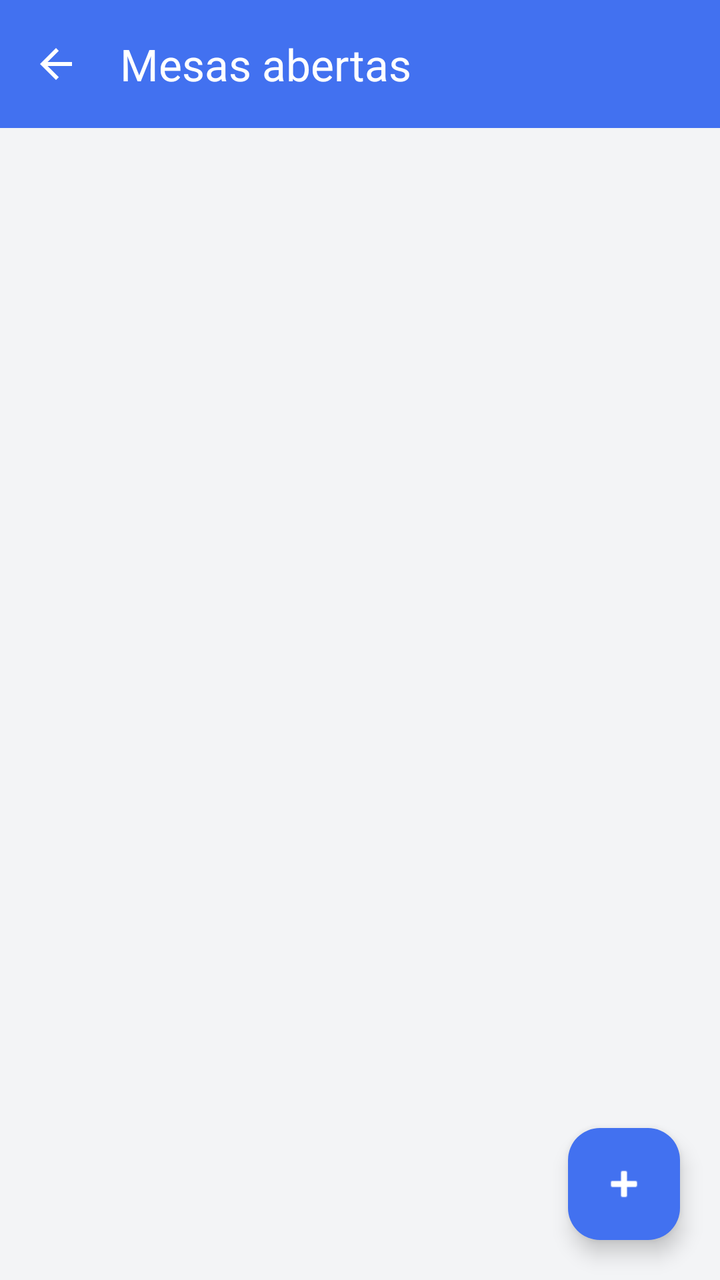
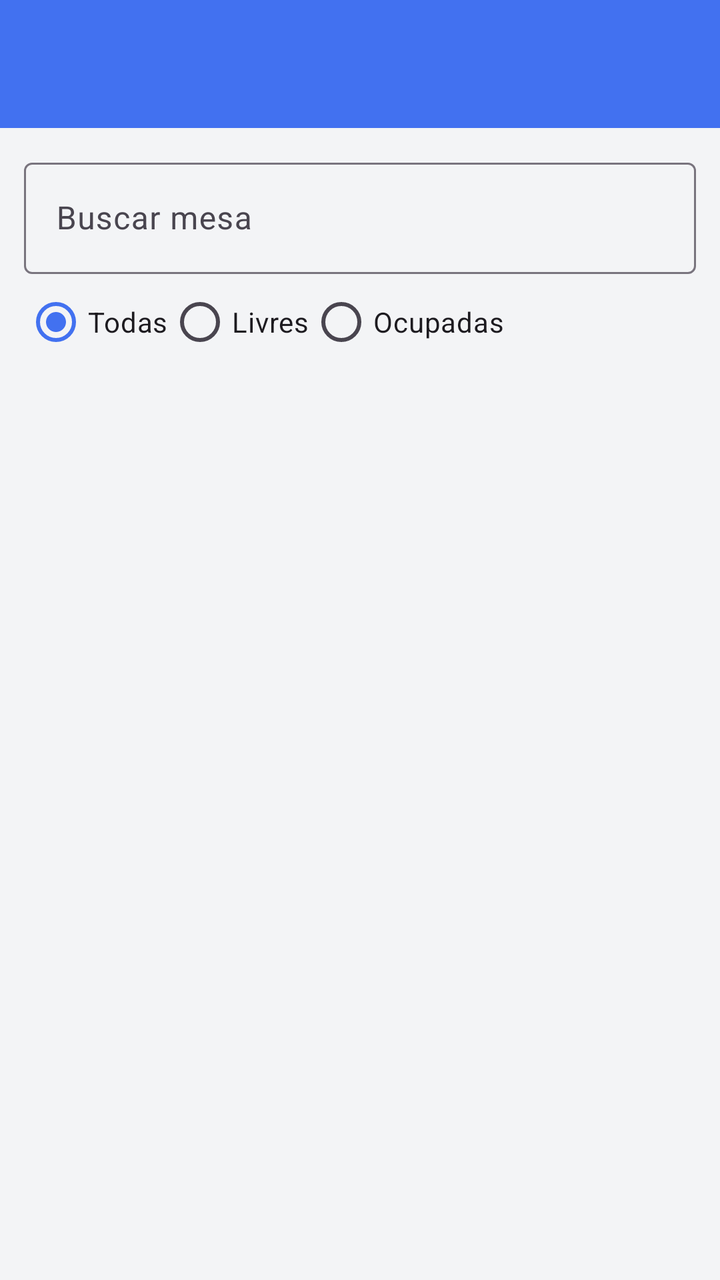

Compare the two renders of this Android layout. The source of the first and the diff that turns it into the second are given below.
<!-- AndroidManifest.xml: application theme Theme.POSmaisgestao -->
<!-- res/layout/activity_mesas.xml -->
<?xml version="1.0" encoding="utf-8"?>
<FrameLayout xmlns:android="http://schemas.android.com/apk/res/android"
    xmlns:app="http://schemas.android.com/apk/res-auto"
    android:layout_width="match_parent"
    android:layout_height="match_parent"
    android:background="@color/surface">

    <LinearLayout
        android:layout_width="match_parent"
        android:layout_height="match_parent"
        android:orientation="vertical">

        <com.google.android.material.appbar.MaterialToolbar
            android:id="@+id/toolbarMesas"
            android:layout_width="match_parent"
            android:layout_height="?attr/actionBarSize"
            android:background="@color/primary"
            android:theme="@style/ThemeOverlay.Material3.Dark.ActionBar"
            app:navigationIcon="?attr/homeAsUpIndicator"
            app:title="@string/mesas_abertas"
            app:titleTextColor="@color/white" />

        <ProgressBar
            android:id="@+id/progressMesas"
            android:layout_width="wrap_content"
            android:layout_height="wrap_content"
            android:layout_gravity="center_horizontal"
            android:layout_marginTop="16dp"
            android:visibility="gone" />

        <TextView
            android:id="@+id/txtSemMesas"
            android:layout_width="match_parent"
            android:layout_height="wrap_content"
            android:gravity="center"
            android:padding="24dp"
            android:text="@string/sem_mesas"
            android:textColor="@color/muted_foreground"
            android:visibility="gone" />

        <androidx.recyclerview.widget.RecyclerView
            android:id="@+id/listaMesas"
            android:layout_width="match_parent"
            android:layout_height="0dp"
            android:layout_weight="1"
            android:clipToPadding="false"
            android:padding="12dp" />
    </LinearLayout>

    <com.google.android.material.floatingactionbutton.FloatingActionButton
        android:id="@+id/fabNovaMesa"
        android:layout_width="wrap_content"
        android:layout_height="wrap_content"
        android:layout_gravity="bottom|end"
        android:layout_margin="20dp"
        android:contentDescription="@string/nova_mesa"
        app:backgroundTint="@color/primary"
        app:srcCompat="@android:drawable/ic_input_add"
        app:tint="@color/white" />
</FrameLayout>
<!-- resources referenced by this layout -->
<resources>
  <color name="muted_foreground">#374151</color>
  <color name="primary">#4271F0</color>
  <color name="surface">#F3F4F6</color>
  <color name="white">#FFFFFFFF</color>
  <string name="mesas_abertas">Mesas abertas</string>
  <string name="nova_mesa">Nova mesa</string>
  <string name="sem_mesas">Nenhuma mesa aberta. Toque em + para abrir.</string>
  <style name="Theme.POSmaisgestao" parent="Base.Theme.POSmaisgestao" />
  <style name="Base.Theme.POSmaisgestao" parent="Theme.Material3.DayNight.NoActionBar">
          <item name="colorPrimary">@color/primary</item>
          <item name="colorPrimaryDark">@color/primary_dark</item>
          <item name="colorSecondary">@color/accent</item>
          <item name="colorOnPrimary">@color/primary_foreground</item>
          <item name="colorOnSurface">@color/foreground</item>
          <item name="colorOnBackground">@color/foreground</item>
          <item name="android:statusBarColor">@color/primary_dark</item>
          <item name="android:windowBackground">@color/surface</item>
          <item name="android:colorBackground">@color/background</item>
          <item name="android:textColorPrimary">@color/foreground</item>
          <item name="android:textColorSecondary">@color/muted_foreground</item>
          <item name="android:textColor">@color/foreground</item>
          <item name="android:textColorHint">@color/muted_foreground</item>
      </style>
  <color name="primary_dark">#0B42DA</color>
  <color name="accent">#D0D9F1</color>
  <color name="primary_foreground">#FFFFFF</color>
  <color name="foreground">#111827</color>
  <color name="background">#FFFFFF</color>
</resources>

<!-- the commit's change to res/layout/activity_mesas.xml (unified diff, before → after) -->
@@ -1,31 +1,99 @@
 <?xml version="1.0" encoding="utf-8"?>
-<FrameLayout xmlns:android="http://schemas.android.com/apk/res/android"
+<LinearLayout xmlns:android="http://schemas.android.com/apk/res/android"
     xmlns:app="http://schemas.android.com/apk/res-auto"
     android:layout_width="match_parent"
     android:layout_height="match_parent"
-    android:background="@color/surface">
+    android:background="@color/surface"
+    android:orientation="vertical">
+
+    <com.google.android.material.appbar.MaterialToolbar
+        android:id="@+id/toolbarMesas"
+        android:layout_width="match_parent"
+        android:layout_height="?attr/actionBarSize"
+        android:background="@color/primary"
+        android:theme="@style/ThemeOverlay.Material3.Dark.ActionBar"
+        app:titleTextColor="@color/white" />
 
     <LinearLayout
         android:layout_width="match_parent"
-        android:layout_height="match_parent"
-        android:orientation="vertical">
+        android:layout_height="0dp"
+        android:layout_weight="1"
+        android:orientation="vertical"
+        android:padding="12dp">
 
-        <com.google.android.material.appbar.MaterialToolbar
-            android:id="@+id/toolbarMesas"
+        <include layout="@layout/include_offline_banner" />
+
+        <com.google.android.material.textfield.TextInputLayout
             android:layout_width="match_parent"
-            android:layout_height="?attr/actionBarSize"
-            android:background="@color/primary"
-            android:theme="@style/ThemeOverlay.Material3.Dark.ActionBar"
-            app:navigationIcon="?attr/homeAsUpIndicator"
-            app:title="@string/mesas_abertas"
-            app:titleTextColor="@color/white" />
+            android:layout_height="wrap_content"
+            android:hint="@string/buscar_mesa">
+
+            <com.google.android.material.textfield.TextInputEditText
+                android:id="@+id/inputSearch"
+                android:layout_width="match_parent"
+                android:layout_height="wrap_content"
+                android:imeOptions="actionSearch"
+                android:inputType="text" />
+        </com.google.android.material.textfield.TextInputLayout>
+
+        <RadioGroup
+            android:id="@+id/filterStatus"
+            android:layout_width="match_parent"
+            android:layout_height="wrap_content"
+            android:orientation="horizontal">
+
+            <RadioButton
+                android:id="@+id/filterAll"
+                android:layout_width="wrap_content"
+                android:layout_height="wrap_content"
+                android:checked="true"
+                android:text="@string/todas" />
+
+            <RadioButton
+                android:id="@+id/filterLivre"
+                android:layout_width="wrap_content"
+                android:layout_height="wrap_content"
+                android:text="@string/livres" />
+
+            <RadioButton
+                android:id="@+id/filterOcupada"
+                android:layout_width="wrap_content"
+                android:layout_height="wrap_content"
+                android:text="@string/ocupadas" />
+        </RadioGroup>
+
+        <LinearLayout
+            android:id="@+id/blocoAcoesLocal"
+            android:layout_width="match_parent"
+            android:layout_height="wrap_content"
+            android:layout_marginTop="8dp"
+            android:orientation="horizontal"
+            android:visibility="gone">
+
+            <com.google.android.material.button.MaterialButton
+                android:id="@+id/btnCardapio"
+                style="@style/PosOutlinedButton"
+                android:layout_width="0dp"
+                android:layout_height="wrap_content"
+                android:layout_marginEnd="8dp"
+                android:layout_weight="1"
+                android:text="@string/ver_cardapio" />
+
+            <com.google.android.material.button.MaterialButton
+                android:id="@+id/btnPedidos"
+                style="@style/PosOutlinedButton"
+                android:layout_width="0dp"
+                android:layout_height="wrap_content"
+                android:layout_weight="1"
+                android:text="@string/ver_pedidos" />
+        </LinearLayout>
 
         <ProgressBar
             android:id="@+id/progressMesas"
             android:layout_width="wrap_content"
             android:layout_height="wrap_content"
             android:layout_gravity="center_horizontal"
-            android:layout_marginTop="16dp"
+            android:layout_marginTop="8dp"
             android:visibility="gone" />
 
         <TextView
@@ -42,19 +110,29 @@
             android:id="@+id/listaMesas"
             android:layout_width="match_parent"
             android:layout_height="0dp"
-            android:layout_weight="1"
-            android:clipToPadding="false"
-            android:padding="12dp" />
+            android:layout_weight="1" />
     </LinearLayout>
+</LinearLayout>
+<!-- res/layout/include_offline_banner.xml (included above) -->
+<?xml version="1.0" encoding="utf-8"?>
+<LinearLayout xmlns:android="http://schemas.android.com/apk/res/android"
+    android:id="@+id/bannerOffline"
+    android:layout_width="match_parent"
+    android:layout_height="wrap_content"
+    android:layout_marginTop="6dp"
+    android:layout_marginBottom="6dp"
+    android:background="@drawable/bg_offline_banner"
+    android:gravity="center_vertical"
+    android:orientation="horizontal"
+    android:paddingHorizontal="12dp"
+    android:paddingVertical="8dp"
+    android:visibility="gone">
 
-    <com.google.android.material.floatingactionbutton.FloatingActionButton
-        android:id="@+id/fabNovaMesa"
-        android:layout_width="wrap_content"
+    <TextView
+        android:id="@+id/txtOffline"
+        android:layout_width="match_parent"
         android:layout_height="wrap_content"
-        android:layout_gravity="bottom|end"
-        android:layout_margin="20dp"
-        android:contentDescription="@string/nova_mesa"
-        app:backgroundTint="@color/primary"
-        app:srcCompat="@android:drawable/ic_input_add"
-        app:tint="@color/white" />
-</FrameLayout>
+        android:text="@string/pdv_indisponivel"
+        android:textColor="@color/danger"
+        android:textSize="13sp" />
+</LinearLayout>
<!-- resource entries referenced after the edit -->
@@ -1,12 +1,30 @@
 <!-- resources referenced by this layout -->
 <resources>
+  <color name="danger">#E5010C</color>
   <color name="muted_foreground">#374151</color>
   <color name="primary">#4271F0</color>
   <color name="surface">#F3F4F6</color>
   <color name="white">#FFFFFFFF</color>
-  <string name="mesas_abertas">Mesas abertas</string>
-  <string name="nova_mesa">Nova mesa</string>
+  <!-- drawable bg_offline_banner (drawable) -->
+  <?xml version="1.0" encoding="utf-8"?>
+  <shape xmlns:android="http://schemas.android.com/apk/res/android"
+      android:shape="rectangle">
+      <solid android:color="@color/accent" />
+      <corners android:radius="8dp" />
+  </shape>
+  <string name="buscar_mesa">Buscar mesa</string>
+  <string name="livres">Livres</string>
+  <string name="ocupadas">Ocupadas</string>
+  <string name="pdv_indisponivel">PDV local indisponível. Verifique IP, porta e se o desktop está ligado.</string>
   <string name="sem_mesas">Nenhuma mesa aberta. Toque em + para abrir.</string>
+  <string name="todas">Todas</string>
+  <string name="ver_cardapio">Ver cardápio</string>
+  <string name="ver_pedidos">Ver pedidos</string>
+  <style name="PosOutlinedButton" parent="Widget.Material3.Button.OutlinedButton">
+          <item name="android:textAllCaps">false</item>
+          <item name="strokeColor">@color/primary</item>
+          <item name="android:textColor">@color/primary</item>
+      </style>
   <style name="Theme.POSmaisgestao" parent="Base.Theme.POSmaisgestao" />
   <style name="Base.Theme.POSmaisgestao" parent="Theme.Material3.DayNight.NoActionBar">
           <item name="colorPrimary">@color/primary</item>
@@ -16,6 +34,8 @@
           <item name="colorOnSurface">@color/foreground</item>
           <item name="colorOnBackground">@color/foreground</item>
           <item name="android:statusBarColor">@color/primary_dark</item>
+          <item name="android:navigationBarColor">@color/surface</item>
+          <item name="android:windowOptOutEdgeToEdgeEnforcement">true</item>
           <item name="android:windowBackground">@color/surface</item>
           <item name="android:colorBackground">@color/background</item>
           <item name="android:textColorPrimary">@color/foreground</item>
